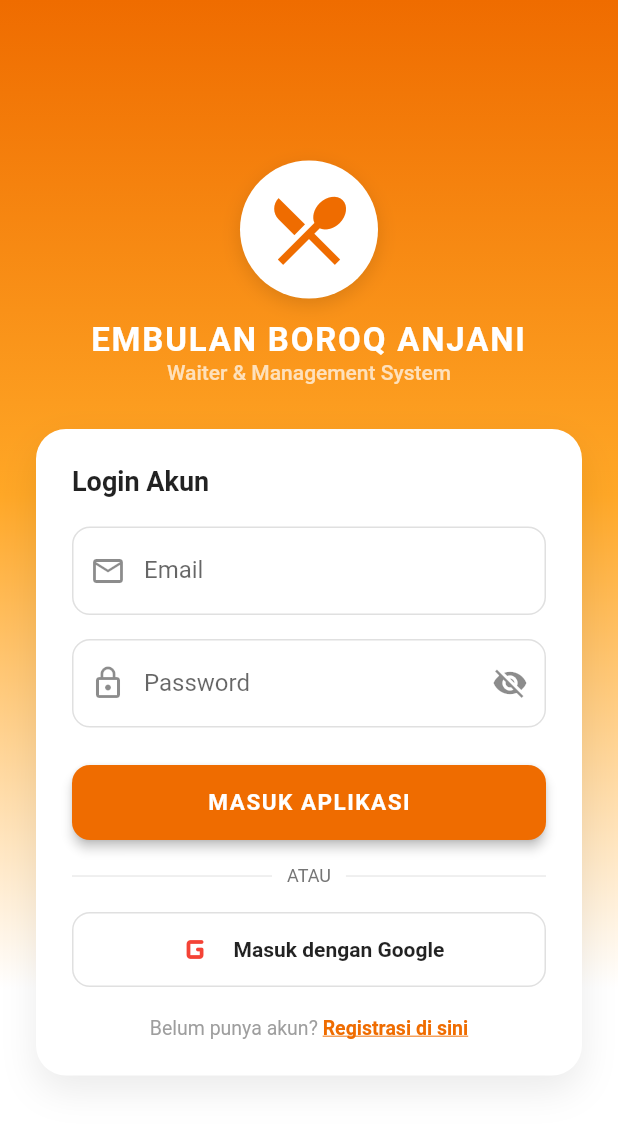
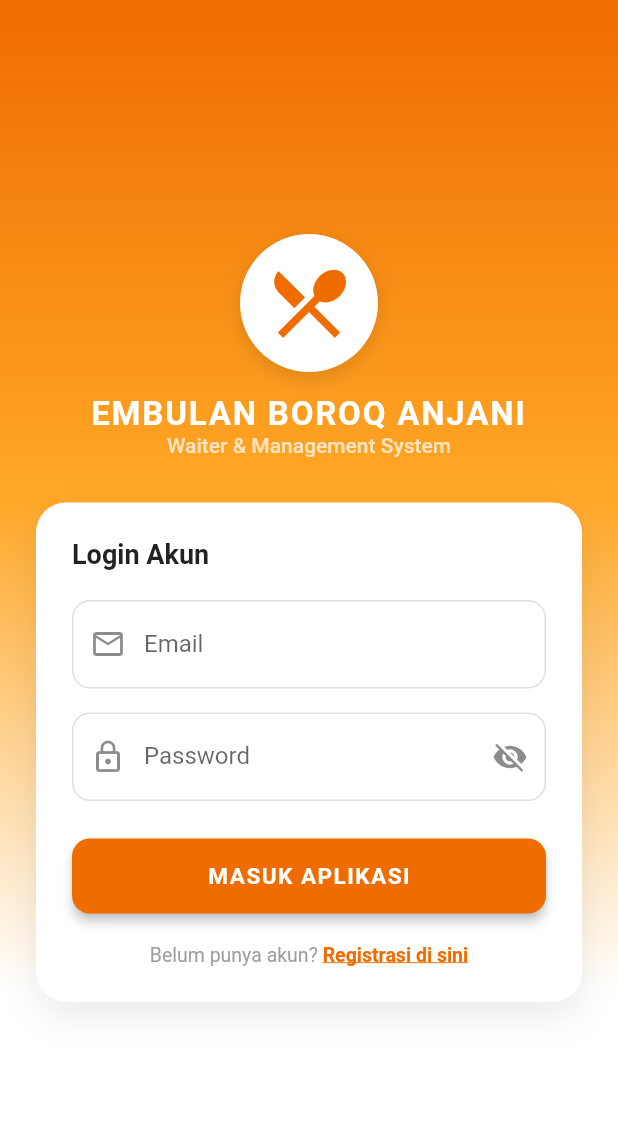
Before and after one commit to Fandu-rmw/embulan-api, a Flutter app: the screen it shows after launch, on a phone screen of 412 x 824 dp. Shown: the top 1124 px of the screen. Run offline on Flutter 3.47's test engine with Material 3 defaults, Android fonts, the phone set to English and light mode, and no system bars; our stand-ins replace image_picker, open_filex, shared_preferences; missing offline and left inert: gal.

Commit message:
Remove Google Sign-In option from login page

```diff
--- a/embulan_boroq_anjani_app/lib/login_page.dart
+++ b/embulan_boroq_anjani_app/lib/login_page.dart
@@ -2,7 +2,6 @@ import 'package:flutter/material.dart';
 import 'package:http/http.dart' as http;
 import 'dart:convert';
 import 'package:shared_preferences/shared_preferences.dart';
-import 'package:google_sign_in/google_sign_in.dart';
 import 'register_page.dart';
 import 'main_navigation.dart';
 
@@ -10,10 +9,10 @@ class LoginPage extends StatefulWidget {
   const LoginPage({super.key});
 
   @override
-  State<LoginPage> createState() => _LoginPageState();
+  State createState() => _LoginPageState();
 }
 
-class _LoginPageState extends State<LoginPage> {
+class _LoginPageState extends State {
   final TextEditingController _emailController = TextEditingController();
   final TextEditingController _passwordController = TextEditingController();
 
@@ -21,23 +20,7 @@ class _LoginPageState extends State<LoginPage> {
   bool _isLoading = false;
   final String baseUrl = "https://embulan-api.cleverapps.io/api";
 
-  // Inisialisasi Google Sign In
-  final GoogleSignIn _googleSignIn = GoogleSignIn(
-    clientId: '179787623484-9tvq4vvc31djkjfbkp07gklmqv0vobpd.apps.googleusercontent.com',
-    scopes: ['email', 'profile'],
-  );
-
-  @override
-  void initState() {
-    super.initState();
-    _googleSignIn.onCurrentUserChanged.listen((GoogleSignInAccount? account) {
-      if (account != null) {
-        _prosesVerifikasiBackend(account);
-      }
-    });
-  }
-
-  Future<void> _handleLogin() async {
+  Future _handleLogin() async {
     String email = _emailController.text.trim();
     String password = _passwordController.text.trim();
 
@@ -114,92 +97,6 @@ class _LoginPageState extends State<LoginPage> {
       _showSnackBar("Gagal terhubung ke server Laravel: $e", Colors.red);
     } finally {
       if (mounted) setState(() => _isLoading = false);
-    }
-  }
-
-  // FUNGSI MEMPROSES AKUN GOOGLE KE LARAVEL
-  Future<void> _prosesVerifikasiBackend(GoogleSignInAccount googleUser) async {
-    setState(() => _isLoading = true);
-
-    try {
-      final GoogleSignInAuthentication googleAuth = await googleUser.authentication;
-
-      final response = await http.post(
-        Uri.parse("$baseUrl/google-login"),
-        headers: {
-          "Content-Type": "application/json",
-          "Accept": "application/json",
-          "ngrok-skip-browser-warning": "true",
-        },
-        body: jsonEncode({
-          "email": googleUser.email,
-          "name": googleUser.displayName ?? '',
-          "google_id": googleUser.id,
-          "id_token": googleAuth.idToken ?? '',
-        }),
-      ).timeout(const Duration(seconds: 15));
-
-      final data = json.decode(response.body);
-
-      if (response.statusCode == 200 || response.statusCode == 201) {
-        String token = '';
-        if (data != null) {
-          token = data['access_token'] ?? data['token'] ?? (data['data'] != null ? data['data']['token'] : '') ?? '';
-        }
-
-        String storeName = googleUser.displayName ?? "Toko Batur";
-
-        try {
-          if (data != null) {
-            if (data['user'] != null && data['user']['store_name'] != null) {
-              storeName = data['user']['store_name'].toString();
-            } else if (data['store_name'] != null) {
-              storeName = data['store_name'].toString();
-            }
-          }
-        } catch (_) {}
-
-        if (token.isEmpty) {
-          _showSnackBar("Login Google gagal: Token dari server tidak ditemukan.", Colors.red);
-          return;
-        }
-
-        SharedPreferences prefs = await SharedPreferences.getInstance();
-        await prefs.setBool('isLoggedIn', true);
-        await prefs.setString('token', token.trim());
-        await prefs.setString('storeName', storeName.trim());
-
-        if (!mounted) return;
-
-        _showSnackBar("Login Google Berhasil! Selamat Datang.", Colors.green);
-
-        Navigator.pushReplacement(
-          context,
-          MaterialPageRoute(
-            builder: (context) => MainNavigation(
-              token: token.trim(),
-              name: storeName.trim(),
-            ),
-          ),
-        );
-      } else {
-        _showSnackBar(data['message'] ?? "Gagal verifikasi Google ke server.", Colors.red);
-      }
-    } catch (e) {
-      _showSnackBar("Gagal login dengan Google: $e", Colors.red);
-    } finally {
-      if (mounted) setState(() => _isLoading = false);
-    }
-  }
-
-  Future<void> _handleGoogleLogin() async {
-    try {
-      final GoogleSignInAccount? googleUser = await _googleSignIn.signIn();
-      if (googleUser != null) {
-        _prosesVerifikasiBackend(googleUser);
-      }
-    } catch (e) {
-      _showSnackBar("Gagal login dengan Google: $e", Colors.red);
     }
   }
 
@@ -333,56 +230,7 @@ class _LoginPageState extends State<LoginPage> {
                                 ),
                         ),
                       ),
-                      const SizedBox(height: 16),
-
-                      // PEMBATAS
-                      Row(
-                        children: [
-                          Expanded(child: Divider(color: Colors.grey.shade300)),
-                          Padding(
-                            padding: const EdgeInsets.symmetric(horizontal: 10),
-                            child: Text("ATAU", style: TextStyle(color: Colors.grey.shade600, fontSize: 12)),
-                          ),
-                          Expanded(child: Divider(color: Colors.grey.shade300)),
-                        ],
-                      ),
-                      const SizedBox(height: 16),
-
-                      // TOMBOL GOOGLE
-                      SizedBox(
-                        width: double.infinity,
-                        height: 50,
-                        child: OutlinedButton(
-                          style: OutlinedButton.styleFrom(
-                            side: BorderSide(color: Colors.grey.shade300),
-                            shape: RoundedRectangleBorder(borderRadius: BorderRadius.circular(12)),
-                          ),
-                          onPressed: _isLoading ? null : _handleGoogleLogin,
-                          child: Row(
-                            mainAxisAlignment: MainAxisAlignment.center,
-                            children: [
-                              Image.network(
-                                'https://api.iconify.design/flat-color-icons:google.svg',
-                                height: 22,
-                                width: 22,
-                                errorBuilder: (context, error, stackTrace) =>
-                                    const Icon(Icons.g_mobiledata_rounded, size: 30, color: Colors.red),
-                              ),
-                              const SizedBox(width: 10),
-                              const Text(
-                                "Masuk dengan Google",
-                                style: TextStyle(
-                                  color: Colors.black87,
-                                  fontSize: 14,
-                                  fontWeight: FontWeight.w600,
-                                ),
-                              ),
-                            ],
-                          ),
-                        ),
-                      ),
                       const SizedBox(height: 20),
-
                       Center(
                         child: GestureDetector(
                           onTap: () {
```
